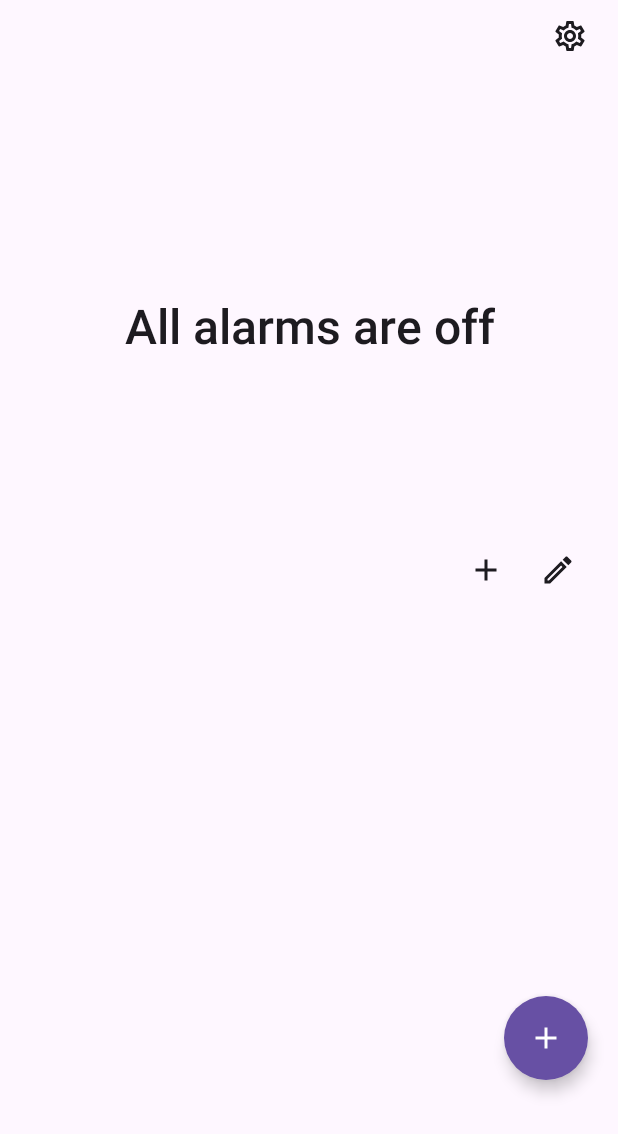
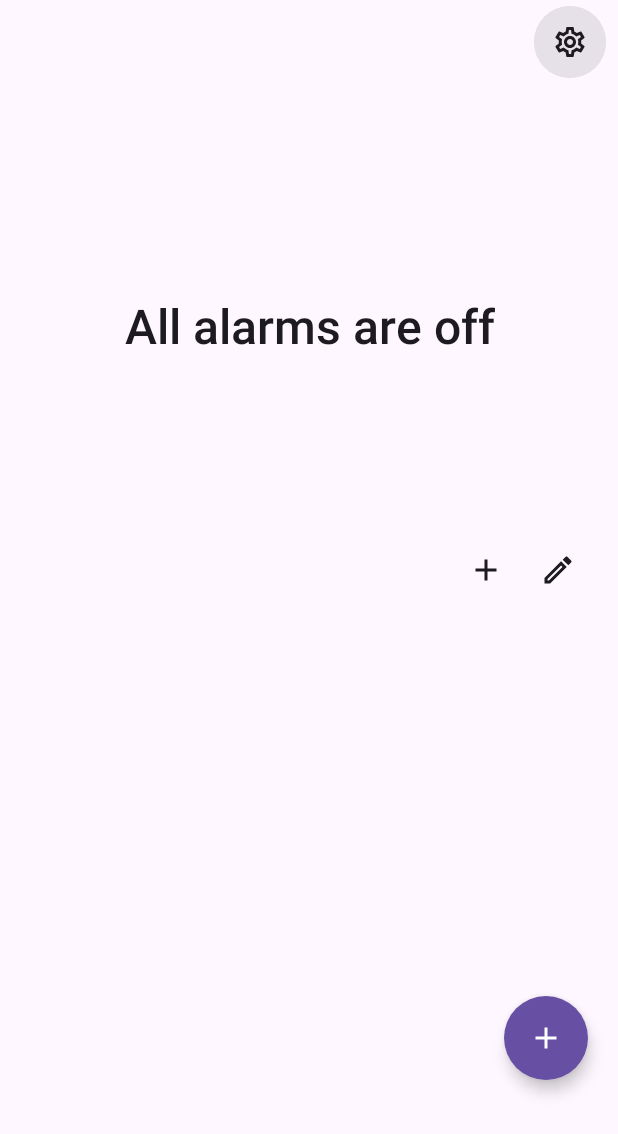
Before and after one commit to dvynsh3/Echo-Alarm, an Android app built with Jetpack Compose: the composable AlarmsScreen called with empty values, on a phone screen of 412 x 824 dp. Shown: the top 1134 px of the screen. Run offline under Robolectric (Android 15) with nearby library versions, the phone set to English and light mode, and no system bars.

Commit message:
Release v1.4.0

```diff
--- a/app/src/main/java/com/blehmen/alarmnosnooze/ui/AlarmsScreen.kt
+++ b/app/src/main/java/com/blehmen/alarmnosnooze/ui/AlarmsScreen.kt
@@ -40,6 +40,8 @@ import androidx.compose.runtime.*
 import androidx.compose.ui.Alignment
 import androidx.compose.ui.Modifier
 import androidx.compose.ui.draw.alpha
+import androidx.compose.ui.layout.layout
+import androidx.compose.ui.draw.clipToBounds
 import kotlin.math.roundToInt
 import androidx.compose.ui.unit.IntOffset
 import androidx.compose.ui.geometry.CornerRadius
@@ -261,6 +263,10 @@ fun AlarmsScreen(
             if (slot == null) -rowPx else (slot.offset + info.beforeContentPadding).toFloat()
         }
     }
+    // 0 = dock closed (just the gear). 1 = fully open. Starts when the in-list + / Edit row is three rows below the
+    // top and finishes as it reaches the top.
+    val dock by remember { derivedStateOf { ((statusTopPx + 3 * rowPx - actionsTop) / (3 * rowPx)).coerceIn(0f, 1f) } }
+    val inListVisible by remember { derivedStateOf { dock < 0.5f } }
     val barColor = MaterialTheme.colorScheme.background
     val snackbarHost = remember { SnackbarHostState() }
     LaunchedEffect(skipEvents) {
@@ -349,48 +355,32 @@ fun AlarmsScreen(
             }
         }
 
-        // + and Edit rise with the list, then dock in the top bar to the left of the gear: +, Edit, gear.
-        // dock: 0 while they sit above the first card, 1 once they have reached the top bar.
+        // + and Edit sit above the first card and ride up with the list. As they near the top they fade out while the
+        // dock in the corner opens and the same two buttons slide into it.
+        if (inListVisible) {
             Row(
                 Modifier
                     .align(Alignment.TopEnd)
                     .padding(end = 16.dp)
-                .offset {
-                    val dock = ((statusTopPx + rowPx - actionsTop) / rowPx).coerceIn(0f, 1f)
-                    IntOffset(
-                        (-40.dp.toPx() * dock).roundToInt(), // clear of the gear
-                        maxOf(actionsTop, statusTopPx.toFloat()).roundToInt(),
-                    )
-                }
-                .drawBehind {
-                    val dock = ((statusTopPx + rowPx - actionsTop) / rowPx).coerceIn(0f, 1f)
-                    // a soft backing so the icons stay readable over cards that slide underneath
-                    drawRoundRect(barColor.copy(alpha = 0.9f * dock), cornerRadius = CornerRadius(size.height / 2))
-                },
+                    .offset { IntOffset(0, actionsTop.roundToInt()) }
+                    .graphicsLayer { alpha = (1f - dock * 2f).coerceIn(0f, 1f) },
                 verticalAlignment = Alignment.CenterVertically,
             ) {
                 IconButton(onClick = onAdd) {
                     Icon(Icons.Filled.Add, "Add alarm", tint = MaterialTheme.colorScheme.onBackground)
                 }
-            IconButton(onClick = { editMode = !editMode }) {
-                AnimatedContent(
-                    targetState = editMode,
-                    transitionSpec = { (fadeIn(tween(180)) + scaleIn(initialScale = 0.6f)) togetherWith fadeOut(tween(120)) },
-                    label = "editIcon",
-                ) { e ->
-                    Icon(
-                        if (e) Icons.Filled.Check else Icons.Outlined.Edit,
-                        if (e) "Done editing" else "Edit alarms",
-                        tint = MaterialTheme.colorScheme.onBackground,
-                    )
-                }
+                IconButton(onClick = { editMode = !editMode }) { EditIcon(editMode) }
             }
         }
 
-        IconButton(
-            onClick = onSettings,
-            modifier = Modifier.align(Alignment.TopEnd).statusBarsPadding().padding(horizontal = 8.dp),
-        ) { Icon(Icons.Outlined.Settings, "Settings") }
+        TopDock(
+            progress = { dock },
+            editMode = editMode,
+            onAdd = onAdd,
+            onEdit = { editMode = !editMode },
+            onSettings = onSettings,
+            modifier = Modifier.align(Alignment.TopEnd).statusBarsPadding().padding(end = 8.dp, top = 4.dp),
+        )
 
         SnackbarHost(
             hostState = snackbarHost,
@@ -567,3 +557,63 @@ private fun BannerColumn(
         }
     }
 }
+
+@Composable
+private fun EditIcon(editMode: Boolean) {
+    AnimatedContent(
+        targetState = editMode,
+        transitionSpec = { (fadeIn(tween(180)) + scaleIn(initialScale = 0.6f)) togetherWith fadeOut(tween(120)) },
+        label = "editIcon",
+    ) { e ->
+        Icon(
+            if (e) Icons.Filled.Check else Icons.Outlined.Edit,
+            if (e) "Done editing" else "Edit alarms",
+            tint = MaterialTheme.colorScheme.onBackground,
+        )
+    }
+}
+
+/**
+ * Same idea as the bottom dock. Closed, it is only the gear in a grey circle. As the list scrolls the dock opens to the
+ * left and Edit slides in, then +, with the gear staying as the highlighted (grey) item: [ + ][ Edit ][ gear ].
+ */
+@Composable
+private fun TopDock(
+    progress: () -> Float,
+    editMode: Boolean,
+    onAdd: () -> Unit,
+    onEdit: () -> Unit,
+    onSettings: () -> Unit,
+    modifier: Modifier = Modifier,
+) {
+    val p = progress()
+    val editT = ((p - 0.15f) / 0.4f).coerceIn(0f, 1f)   // Edit first...
+    val plusT = ((p - 0.5f) / 0.4f).coerceIn(0f, 1f)    // ...then +
+    Row(
+        modifier.background(MaterialTheme.colorScheme.surfaceContainerHigh, CircleShape).padding(4.dp * p),
+        verticalAlignment = Alignment.CenterVertically,
+    ) {
+        Box(Modifier.reveal(plusT)) {
+            IconButton(onClick = onAdd) { Icon(Icons.Filled.Add, "Add alarm", tint = MaterialTheme.colorScheme.onBackground) }
+        }
+        Box(Modifier.reveal(editT)) {
+            IconButton(onClick = onEdit) { EditIcon(editMode) }
+        }
+        Box(
+            Modifier.size(48.dp).clip(CircleShape).background(MaterialTheme.colorScheme.surfaceContainerHighest),
+            contentAlignment = Alignment.Center,
+        ) {
+            IconButton(onClick = onSettings, modifier = Modifier.fillMaxSize()) { Icon(Icons.Outlined.Settings, "Settings") }
+        }
+    }
+}
+
+/** Grows from nothing to full width and slides in from the right, behind its neighbour. */
+private fun Modifier.reveal(t: Float): Modifier = this
+    .clipToBounds()
+    .layout { measurable, constraints ->
+        val placeable = measurable.measure(constraints)
+        val w = (placeable.width * t).roundToInt()
+        layout(w, placeable.height) { placeable.placeRelative(w - placeable.width, 0) }
+    }
+    .graphicsLayer { alpha = t }
```
Also changed, not shown: 1 other file. Lines whose indentation alone changed are shown as unchanged.
